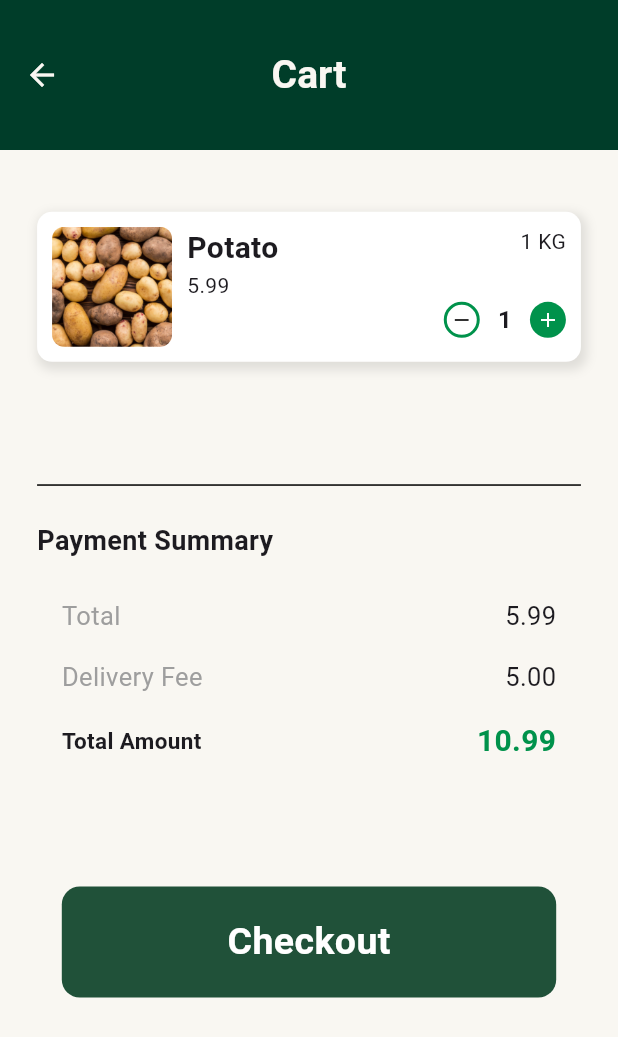
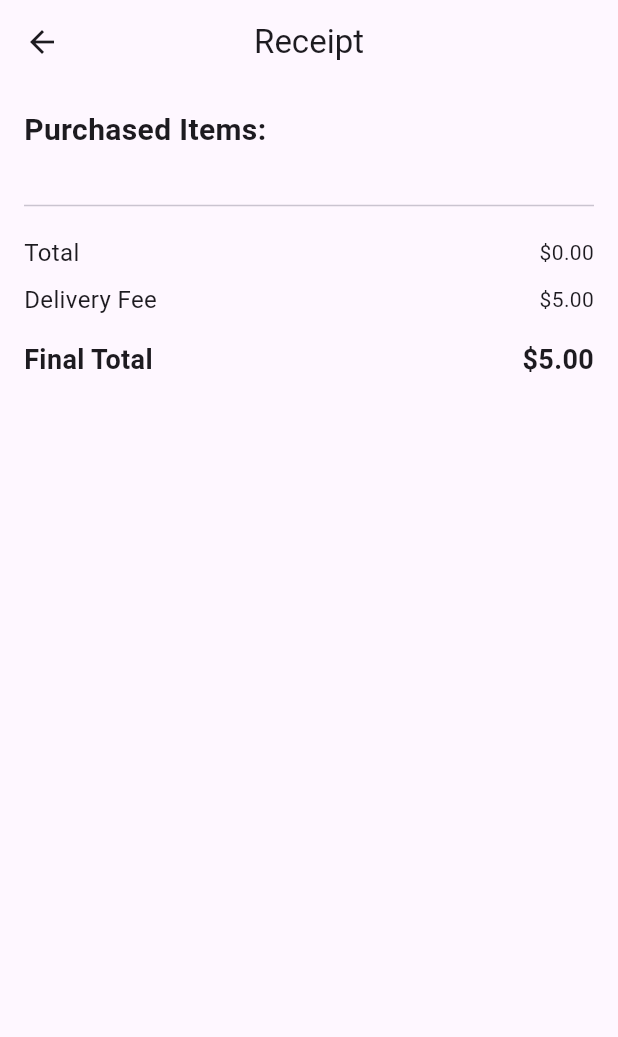
Before and after one commit to Amr-B/green_cart, a Flutter app: the CartScreen screen opened directly, after a tap on "Checkout", on a phone screen of 412 x 824 dp. Shown: the top 1037 px of the screen. Run offline on Flutter 3.47's test engine with Material 3 defaults, Android fonts, the phone set to English and light mode, and no system bars; our stand-ins replace carousel_slider, curved_navigation_bar, flutter_bloc, iconsax, smooth_page_indicator; Roboto replaces fonts that are missing (SFProDisplay); project files that could hold a hidden picture were left out.

Commit message:
bloc management & cart screen

```diff
--- /dev/null
+++ b/lib/common/default_appBar.dart
@@ -0,0 +1,46 @@
+import 'package:flutter/material.dart';
+import 'package:green_cart/config/themes/colors.dart';
+import 'package:green_cart/features/presentation/home/home_screen.dart';
+import 'package:green_cart/config/animations/animations.dart';
+
+class KAppBar extends StatelessWidget implements PreferredSizeWidget {
+  final String title;
+  final bool useDefaultBackground; // ← البوليان
+
+  const KAppBar({
+    super.key,
+    required this.title,
+    this.useDefaultBackground = true, // ← القيمة الافتراضية
+  });
+
+  @override
+  Size get preferredSize => const Size.fromHeight(100);
+
+  @override
+  Widget build(BuildContext context) {
+    return AppBar(
+      leading: IconButton(
+        onPressed: () {
+          Navigator.push(
+            context,
+            CustomPageRoute(child: const HomeScreen()),
+          );
+        },
+        icon: const Icon(Icons.chevron_left),
+      ),
+      toolbarHeight: 100,
+      foregroundColor: useDefaultBackground ? Colors.white : KColors.dGreen,
+      centerTitle: true,
+      surfaceTintColor: KColors.background,
+      backgroundColor:
+          useDefaultBackground ? KColors.dGreen : KColors.background,
+      title: Text(
+        title,
+        style: const TextStyle(
+          fontWeight: FontWeight.bold,
+          fontSize: 26,
+        ),
+      ),
+    );
+  }
+}
--- /dev/null
+++ b/lib/cubits/cart/cart_item_cubit.dart
@@ -0,0 +1,61 @@
+import 'package:flutter_bloc/flutter_bloc.dart';
+
+class CartItem {
+  final String name;
+  final String image;
+  final double unitPrice;
+  final int count;
+
+  CartItem({
+    required this.name,
+    required this.image,
+    required this.unitPrice,
+    required this.count,
+  });
+
+  double get totalPrice => unitPrice * count;
+}
+
+class CartState {
+  final List<CartItem> items;
+
+  CartState({required this.items});
+
+  double get total => items.fold(0, (sum, item) => sum + item.totalPrice);
+}
+
+class CartCubit extends Cubit<CartState> {
+  CartCubit() : super(CartState(items: []));
+
+  void addItem(CartItem newItem) {
+    final existing = state.items.indexWhere((i) => i.name == newItem.name);
+    if (existing != -1) {
+      final updated = [...state.items];
+      final current = updated[existing];
+      updated[existing] = CartItem(
+        name: current.name,
+        image: current.image,
+        unitPrice: current.unitPrice,
+        count: current.count + newItem.count,
+      );
+      emit(CartState(items: updated));
+    } else {
+      emit(CartState(items: [...state.items, newItem]));
+    }
+  }
+
+  void updateCount(String name, int newCount) {
+    final updated = state.items.map((item) {
+      if (item.name == name) {
+        return CartItem(
+          name: item.name,
+          image: item.image,
+          unitPrice: item.unitPrice,
+          count: newCount,
+        );
+      }
+      return item;
+    }).toList();
+    emit(CartState(items: updated));
+  }
+}
--- a/lib/features/presentation/cart/cart_screen.dart
+++ b/lib/features/presentation/cart/cart_screen.dart
@@ -1,10 +1,13 @@
 import 'package:flutter/material.dart';
+import 'package:flutter_bloc/flutter_bloc.dart';
 import 'package:green_cart/common/button.dart';
+import 'package:green_cart/common/default_appBar.dart';
+import 'package:green_cart/cubits/cart/cart_item_cubit.dart';
+import 'package:green_cart/features/presentation/cart/recipe_screen.dart';
 import 'package:green_cart/features/presentation/cart/widgets/cart_item.dart';
 import 'package:green_cart/features/presentation/cart/widgets/payment_item.dart';
 import 'package:green_cart/features/presentation/cart/widgets/total_amount.dart';
 import 'package:green_cart/config/themes/colors.dart';
-import 'package:green_cart/config/strings/images.dart';
 import 'package:green_cart/config/responsive/responsive.dart';
 
 class CartScreen extends StatefulWidget {
@@ -29,19 +32,7 @@ class _CartScreenState extends State<CartScreen> {
     final screenWidth = Responsive.screenWidth(context);
     return Scaffold(
       backgroundColor: KColors.background,
-      appBar: AppBar(
-        toolbarHeight: 100,
-        foregroundColor: KColors.background,
-        centerTitle: true,
-        backgroundColor: KColors.dGreen,
-        title: Text(
-          'Cart',
-          style: TextStyle(
-            fontWeight: FontWeight.bold,
-            fontSize: 26,
-          ),
-        ),
-      ),
+      appBar: KAppBar(title: 'Cart'),
       body: SingleChildScrollView(
         padding: EdgeInsets.symmetric(
           horizontal: screenWidth * 0.06,
@@ -49,15 +40,35 @@ class _CartScreenState extends State<CartScreen> {
         ),
         child: Column(
           children: [
-            CartItemCard(
-              image: KImages.potatos,
-              name: 'Potato',
-              price: '5.99',
-              weight: '1 KG',
-              count: count,
-              onCountChanged: updateCount,
+            BlocBuilder<CartCubit, CartState>(
+              builder: (context, state) {
+                return Column(
+                  children: state.items
+                      .map(
+                        (item) => Column(
+                          children: [
+                            CartItemCard(
+                              image: item.image,
+                              name: item.name,
+                              price: item.unitPrice.toStringAsFixed(2),
+                              weight: '${item.count} ×',
+                              count: item.count,
+                              onCountChanged: (newCount) {
+                                context
+                                    .read<CartCubit>()
+                                    .updateCount(item.name, newCount);
+                              },
+                            ),
+                            const SizedBox(height: 16),
+                          ],
+                        ),
+                      )
+                      .toList(),
+                );
+              },
             ),
-            SizedBox(height: screenHeight * 0.09),
+
+            SizedBox(height: screenHeight * 0.04),
             Divider(color: Colors.black),
             SizedBox(height: screenHeight * 0.02),
             Align(
@@ -72,6 +83,7 @@ class _CartScreenState extends State<CartScreen> {
             ),
 
             SizedBox(height: screenHeight * 0.03),
+
             // > payment summary
             Align(
               alignment: Alignment.centerLeft,
@@ -80,24 +92,38 @@ class _CartScreenState extends State<CartScreen> {
                 child: Column(
                   crossAxisAlignment: CrossAxisAlignment.start,
                   children: [
-                    PaymentItem(
-                      price: '5.99',
-                      title: 'Total',
+                    BlocBuilder<CartCubit, CartState>(
+                      builder: (context, state) {
+                        return PaymentItem(
+                          price: state.total.toStringAsFixed(2),
+                          title: 'Total',
+                        );
+                      },
                     ),
+
                     SizedBox(height: screenHeight * 0.02),
                     PaymentItem(
                       price: '5.00',
                       title: 'Delivery Fee',
                     ),
                     SizedBox(height: screenHeight * 0.02),
+
                     // > total anount
                     KTotalAmount(),
-                    SizedBox(height: screenHeight * 0.1),
+                    SizedBox(height: screenHeight * 0.06),
+
                     // > checkout button
                     KButton(
                       screenHeight: screenHeight,
                       title: 'Checkout',
-                      onTap: () {},
+                      onTap: () {
+                        Navigator.push(
+                          context,
+                          MaterialPageRoute(
+                            builder: (_) => const ReceiptScreen(),
+                          ),
+                        );
+                      },
                     )
                   ],
                 ),
--- /dev/null
+++ b/lib/features/presentation/cart/recipe_screen.dart
@@ -0,0 +1,86 @@
+import 'package:flutter/material.dart';
+import 'package:flutter_bloc/flutter_bloc.dart';
+import 'package:green_cart/cubits/cart/cart_item_cubit.dart';
+
+class ReceiptScreen extends StatelessWidget {
+  const ReceiptScreen({super.key});
+
+  @override
+  Widget build(BuildContext context) {
+    return Scaffold(
+      appBar: AppBar(
+        title: const Text('Receipt'),
+        centerTitle: true,
+      ),
+      body: BlocBuilder<CartCubit, CartState>(
+        builder: (context, state) {
+          const deliveryFee = 5.0;
+          final total = state.total;
+          final finalTotal = total + deliveryFee;
+
+          return Padding(
+            padding: const EdgeInsets.all(16.0),
+            child: Column(
+              crossAxisAlignment: CrossAxisAlignment.start,
+              children: [
+                const Text(
+                  'Purchased Items:',
+                  style: TextStyle(fontSize: 20, fontWeight: FontWeight.bold),
+                ),
+                const SizedBox(height: 16),
+
+                // قائمة المنتجات
+                ...state.items.map((item) {
+                  return Padding(
+                    padding: const EdgeInsets.symmetric(vertical: 4),
+                    child: Row(
+                      mainAxisAlignment: MainAxisAlignment.spaceBetween,
+                      children: [
+                        Expanded(child: Text('${item.name} × ${item.count}')),
+                        Text('\$${item.totalPrice.toStringAsFixed(2)}'),
+                      ],
+                    ),
+                  );
+                }).toList(),
+
+                const Divider(height: 40, thickness: 1),
+
+                Row(
+                  mainAxisAlignment: MainAxisAlignment.spaceBetween,
+                  children: [
+                    const Text('Total', style: TextStyle(fontSize: 16)),
+                    Text('\$${total.toStringAsFixed(2)}'),
+                  ],
+                ),
+                const SizedBox(height: 8),
+                Row(
+                  mainAxisAlignment: MainAxisAlignment.spaceBetween,
+                  children: [
+                    const Text('Delivery Fee', style: TextStyle(fontSize: 16)),
+                    const Text('\$5.00'),
+                  ],
+                ),
+                const SizedBox(height: 16),
+                Row(
+                  mainAxisAlignment: MainAxisAlignment.spaceBetween,
+                  children: [
+                    const Text(
+                      'Final Total',
+                      style:
+                          TextStyle(fontSize: 18, fontWeight: FontWeight.bold),
+                    ),
+                    Text(
+                      '\$${finalTotal.toStringAsFixed(2)}',
+                      style: const TextStyle(
+                          fontSize: 18, fontWeight: FontWeight.bold),
+                    ),
+                  ],
+                ),
+              ],
+            ),
+          );
+        },
+      ),
+    );
+  }
+}
--- a/lib/features/presentation/cart/widgets/payment_item.dart
+++ b/lib/features/presentation/cart/widgets/payment_item.dart
@@ -26,7 +26,7 @@ class PaymentItem extends StatelessWidget {
           style: TextStyle(
             fontSize: 17,
           ),
-        )
+        ),
       ],
     );
   }
--- a/lib/features/presentation/cart/widgets/total_amount.dart
+++ b/lib/features/presentation/cart/widgets/total_amount.dart
@@ -1,25 +1,30 @@
 import 'package:flutter/material.dart';
+import 'package:flutter_bloc/flutter_bloc.dart';
 import 'package:green_cart/config/themes/colors.dart';
+import 'package:green_cart/cubits/cart/cart_item_cubit.dart';
 
 class KTotalAmount extends StatelessWidget {
-  const KTotalAmount({
-    super.key,
-  });
+  const KTotalAmount({super.key});
 
   @override
   Widget build(BuildContext context) {
+    return BlocBuilder<CartCubit, CartState>(
+      builder: (context, state) {
+        const deliveryFee = 5.0;
+        final total = state.total + deliveryFee;
+
         return Row(
           mainAxisAlignment: MainAxisAlignment.spaceBetween,
           children: [
             Text(
-          'Total Amount',
+              'Total Amount:',
               style: TextStyle(
                 fontWeight: FontWeight.bold,
                 fontSize: 15,
               ),
             ),
             Text(
-          '10.99',
+              '\$${total.toStringAsFixed(2)}',
               style: TextStyle(
                 fontWeight: FontWeight.bold,
                 fontSize: 20,
@@ -28,5 +33,7 @@ class KTotalAmount extends StatelessWidget {
             ),
           ],
         );
+      },
+    );
   }
 }
--- a/lib/features/presentation/details/widgets/product_count.dart
+++ b/lib/features/presentation/details/widgets/product_count.dart
@@ -1,3 +1,5 @@
+// ignore_for_file: deprecated_member_use
+
 import 'package:flutter/material.dart';
 import 'package:green_cart/config/themes/colors.dart';
 
--- a/pubspec.yaml
+++ b/pubspec.yaml
@@ -22,6 +22,7 @@ dependencies:
   convex_bottom_bar: ^3.2.0
   curved_navigation_bar: ^1.0.6
   http: ^1.4.0
+  flutter_bloc: ^9.1.1
 
 dev_dependencies:
   flutter_test:
```
Also changed, not shown: lib/cubits/details/count_cubit.dart (added, +43 -0 lines), lib/features/categories/dairy/diary_screen.dart (+4 -12 lines), lib/features/categories/fruits/fruits_screen.dart (+4 -12 lines), lib/features/categories/meat/meat_screen.dart (+4 -12 lines), lib/features/categories/vegetables/vegetables_screen.dart (+5 -12 lines), lib/features/presentation/details/product_details_screen.dart (+10 -2 lines), lib/features/presentation/details/widgets/details_content.dart (+36 -12 lines), lib/main.dart (+6 -1 lines), pubspec.lock, 1 other file. Lines whose indentation alone changed are shown as unchanged.
